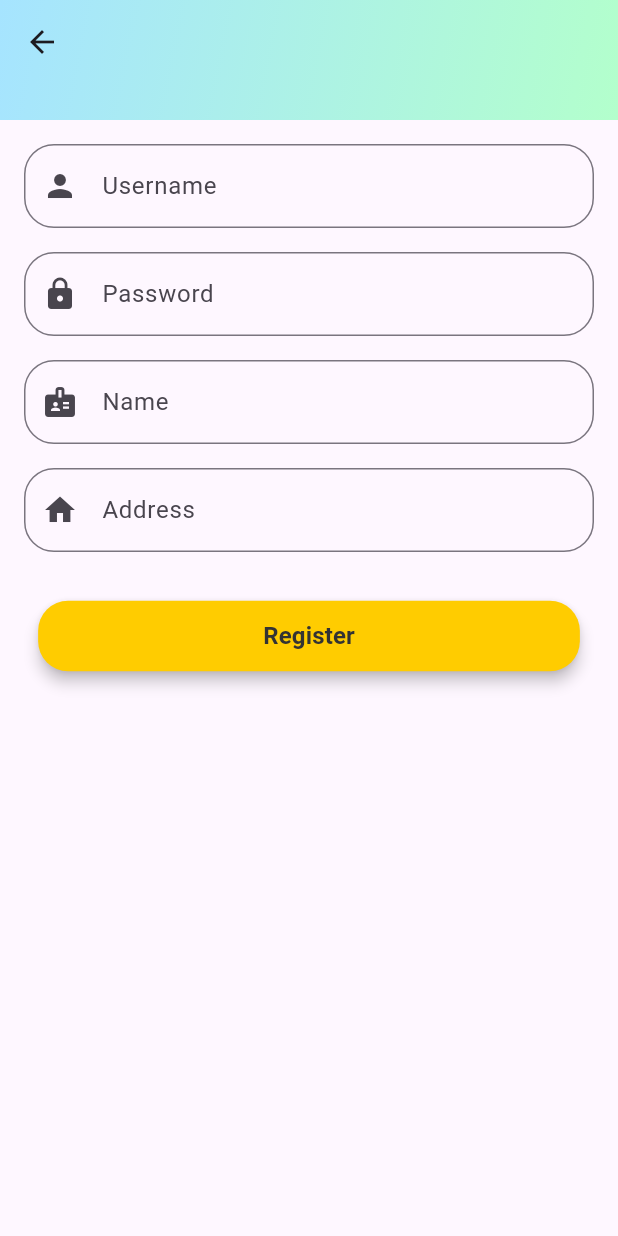
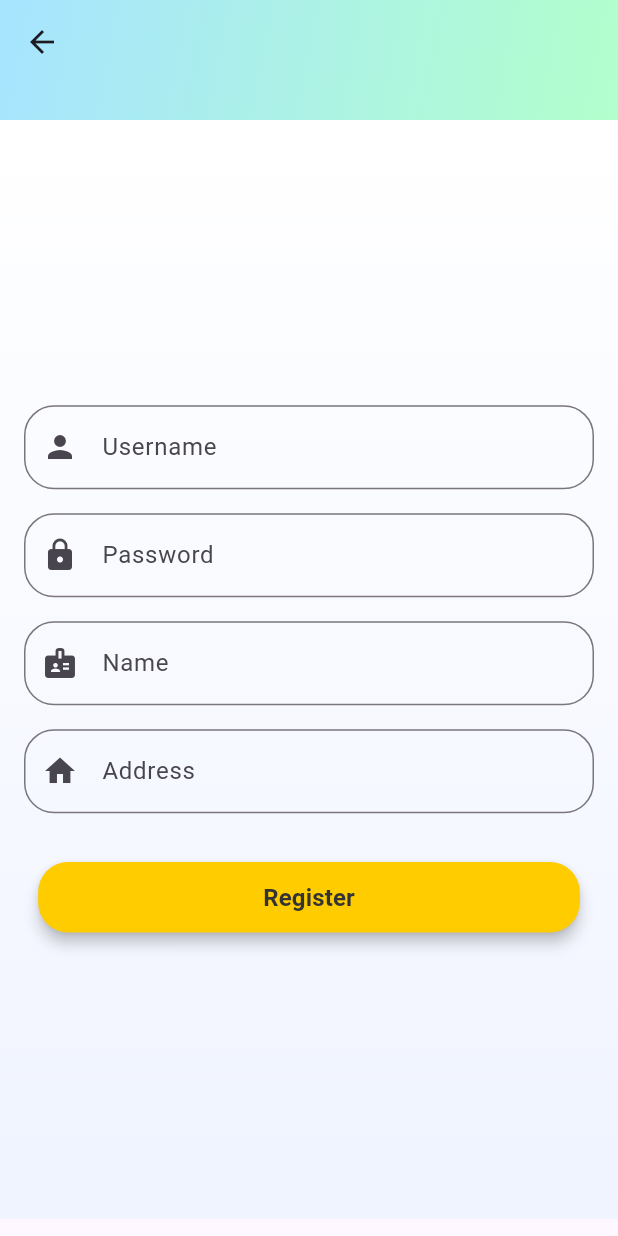
Before and after one commit to denizhanMisirlioglu/FlutterEcommerceApp, a Flutter app: the RegisterView screen opened by its route, on a phone screen of 412 x 824 dp. Run offline on Flutter 3.47's test engine with Material 3 defaults, Android fonts, the phone set to English and light mode, and no system bars; our stand-ins replace dio, flutter_bloc, lottie, shared_preferences, sqflite; accounts and stored records are empty.

Commit message:
register sayfası ui güncellemesi

```diff
--- a/lib/view/login_register/register_view.dart
+++ b/lib/view/login_register/register_view.dart
@@ -1,18 +1,32 @@
 import 'package:flutter/cupertino.dart';
 import 'package:flutter/material.dart';
-
 import '../../widgets/buttons/register_button.dart';
 
-class RegisterView extends StatelessWidget {
+class RegisterView extends StatefulWidget {
   const RegisterView({Key? key}) : super(key: key);
 
   @override
-  Widget build(BuildContext context) {
+  State<RegisterView> createState() => _RegisterViewState();
+}
+
+class _RegisterViewState extends State<RegisterView> {
   final usernameController = TextEditingController();
   final passwordController = TextEditingController();
   final nameController = TextEditingController();
   final addressController = TextEditingController();
 
+  @override
+  void dispose() {
+    // Bellek sızıntılarını önlemek için controller'ları temizle
+    usernameController.dispose();
+    passwordController.dispose();
+    nameController.dispose();
+    addressController.dispose();
+    super.dispose();
+  }
+
+  @override
+  Widget build(BuildContext context) {
     return Scaffold(
       resizeToAvoidBottomInset: true, // Klavye açıldığında içerik yeniden boyutlandırılsın
       appBar: PreferredSize(
@@ -30,9 +44,20 @@ class RegisterView extends StatelessWidget {
           elevation: 0, // Gölgeyi kaldırdık
         ),
       ),
-      body: SingleChildScrollView(
+      body: Container(
+        decoration: const BoxDecoration(
+          gradient: LinearGradient(
+            colors: [Colors.white, Color(0xFFF0F4FF)], // LoginView ile aynı arka plan
+            begin: Alignment.topCenter,
+            end: Alignment.bottomCenter,
+          ),
+        ),
+        child: SingleChildScrollView(
           padding: const EdgeInsets.all(16.0),
+          child: SizedBox(
+            height: MediaQuery.of(context).size.height * 0.85, // Yüksekliği ekran boyutuna göre ayarla
             child: Column(
+              mainAxisAlignment: MainAxisAlignment.center,
               children: [
                 TextField(
                   controller: usernameController,
@@ -96,8 +121,9 @@ class RegisterView extends StatelessWidget {
                     );
                   },
                 ),
-
               ],
+            ),
+          ),
         ),
       ),
     );
```
Lines whose indentation alone changed are shown as unchanged.
